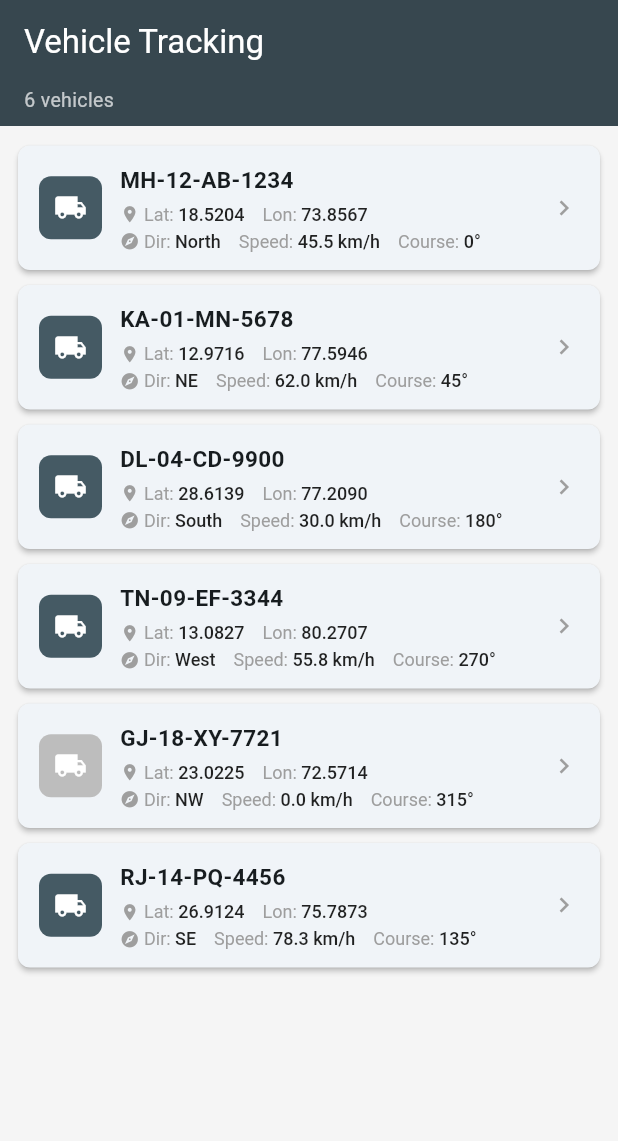
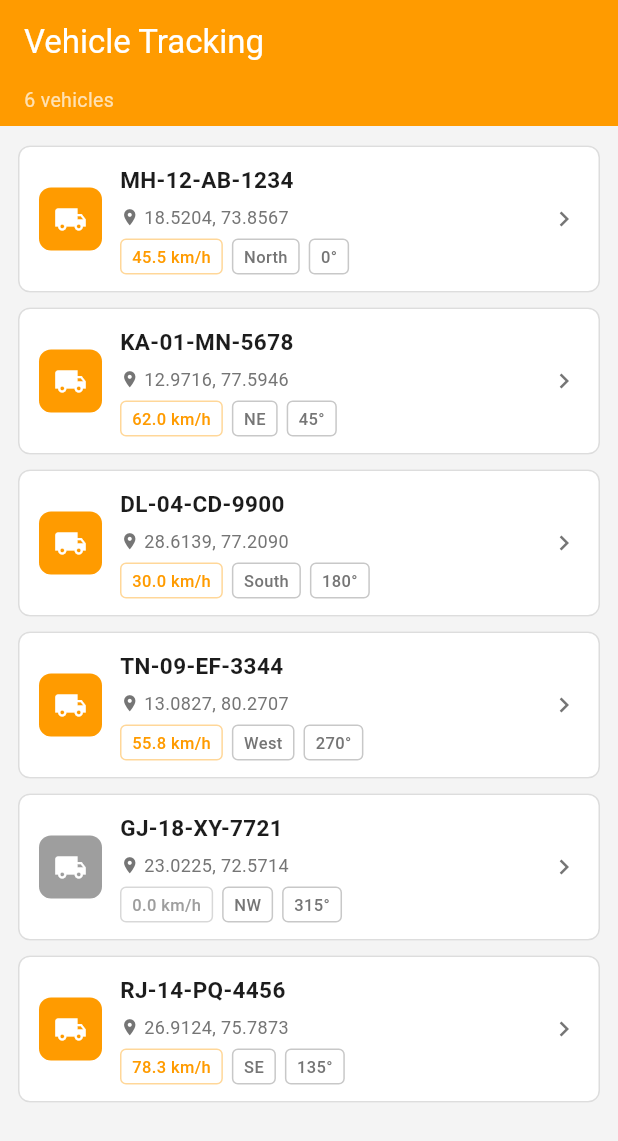
Before and after one commit to pallabmondal27112004/vehicle_tracker, a Flutter app: the screen it shows after launch, on a phone screen of 412 x 824 dp. Shown: the top 1141 px of the screen. Run offline on Flutter 3.47's test engine with Material 3 defaults, Android fonts, the phone set to English and light mode, and no system bars; our stand-ins replace dio, flutter_local_notifications, google_maps_flutter, shared_preferences; missing offline and left inert: workmanager.

Commit message:
done work

```diff
--- /dev/null
+++ b/lib/core/theme/app_colors.dart
@@ -0,0 +1,20 @@
+import 'package:flutter/material.dart';
+
+class AppColors {
+  AppColors._();
+
+  static const Color primary = Color(0xFFFF9B00);
+  static const Color brightYellow = Color(0xFFFFE100);
+  static const Color goldenYellow = Color(0xFFFFC900);
+  static const Color oliveYellow = Color(0xFFEBE389);
+
+  static const Color background = Color(0xFFF4F4F4);
+  static const Color surface = Color(0xFFFFFFFF);
+  static const Color border = Color(0xFFDDDDDD);
+
+  static const Color textPrimary = Color(0xFF1C1C1C);
+  static const Color textSecondary = Color(0xFF757575);
+
+  static const Color moving = Color(0xFF43A047);
+  static const Color parked = Color(0xFF9E9E9E);
+}
--- /dev/null
+++ b/lib/core/theme/app_theme.dart
@@ -0,0 +1,37 @@
+import 'package:flutter/material.dart';
+import 'app_colors.dart';
+
+class AppTheme {
+  AppTheme._();
+
+  static ThemeData get theme => ThemeData(
+    useMaterial3: true,
+    scaffoldBackgroundColor: AppColors.background,
+    colorScheme: ColorScheme.fromSeed(
+      seedColor: AppColors.primary,
+      primary: AppColors.primary,
+      surface: AppColors.surface,
+    ),
+    appBarTheme: const AppBarTheme(
+      backgroundColor: AppColors.primary,
+      foregroundColor: Colors.white,
+      elevation: 0,
+      centerTitle: false,
+    ),
+    cardTheme: CardThemeData(
+      elevation: 0,
+      color: AppColors.surface,
+      shape: RoundedRectangleBorder(
+        borderRadius: BorderRadius.circular(8),
+        side: const BorderSide(color: AppColors.border),
+      ),
+    ),
+    elevatedButtonTheme: ElevatedButtonThemeData(
+      style: ElevatedButton.styleFrom(
+        backgroundColor: AppColors.primary,
+        foregroundColor: Colors.white,
+        padding: const EdgeInsets.symmetric(horizontal: 24, vertical: 12),
+      ),
+    ),
+  );
+}
--- a/lib/features/vehicle_tracking/presentation/screens/vehicle_tracking_screen.dart
+++ b/lib/features/vehicle_tracking/presentation/screens/vehicle_tracking_screen.dart
@@ -3,6 +3,7 @@ import 'package:google_maps_flutter/google_maps_flutter.dart';
 import 'package:provider/provider.dart';
 
 import '../../../../core/constants/app_constants.dart';
+import '../../../../core/theme/app_colors.dart';
 import '../../../../models/vehicle.dart';
 import '../../data/datasources/tracking_mock_datasource.dart';
 import '../../data/datasources/tracking_remote_datasource.dart';
@@ -38,11 +39,8 @@ class VehicleTrackingScreen extends StatelessWidget {
         vehicleId: vehicle.id,
       ),
       child: Scaffold(
-        backgroundColor: Colors.grey[100],
         appBar: AppBar(
           title: Text(vehicle.vehicleNumber),
-          backgroundColor: Colors.blueGrey[800],
-          foregroundColor: Colors.white,
           actions: [
             // Toggle button — visible in AppBar so it's always reachable
             Consumer<TrackingProvider>(
@@ -50,7 +48,9 @@ class VehicleTrackingScreen extends StatelessWidget {
                 final active = provider.isTrackingActive;
                 return IconButton(
                   icon: Icon(
-                    active ? Icons.pause_circle_outline : Icons.play_circle_outline,
+                    active
+                        ? Icons.pause_circle_outline
+                        : Icons.play_circle_outline,
                   ),
                   tooltip: active ? 'Stop Tracking' : 'Resume Tracking',
                   onPressed: () {
@@ -119,14 +119,20 @@ class _ErrorView extends StatelessWidget {
         child: Column(
           mainAxisSize: MainAxisSize.min,
           children: [
-            Icon(Icons.signal_wifi_connected_no_internet_4,
-                size: 56, color: Colors.grey[400]),
+            Icon(
+              Icons.signal_wifi_connected_no_internet_4,
+              size: 56,
+              color: Colors.grey[400],
+            ),
             const SizedBox(height: 16),
             Text(
               message,
               textAlign: TextAlign.center,
               style: TextStyle(
-                  fontSize: 14, color: Colors.grey[600], height: 1.5),
+                fontSize: 14,
+                color: Colors.grey[600],
+                height: 1.5,
+              ),
             ),
             const SizedBox(height: 24),
             ElevatedButton.icon(
@@ -136,8 +142,10 @@ class _ErrorView extends StatelessWidget {
               style: ElevatedButton.styleFrom(
                 backgroundColor: Colors.blueGrey[700],
                 foregroundColor: Colors.white,
-                padding:
-                    const EdgeInsets.symmetric(horizontal: 24, vertical: 12),
+                padding: const EdgeInsets.symmetric(
+                  horizontal: 24,
+                  vertical: 12,
+                ),
               ),
             ),
           ],
@@ -164,8 +172,7 @@ class _MapView extends StatelessWidget {
         position: currentPos,
         infoWindow: InfoWindow(
           title: vehicle.vehicleNumber,
-          snippet:
-              '${data.speed.toStringAsFixed(1)} km/h · ${data.direction}',
+          snippet: '${data.speed.toStringAsFixed(1)} km/h · ${data.direction}',
         ),
       ),
     };
@@ -175,7 +182,7 @@ class _MapView extends StatelessWidget {
             Polyline(
               polylineId: const PolylineId('route'),
               points: provider.routePoints,
-              color: Colors.blueGrey,
+              color: AppColors.primary,
               width: 4,
               startCap: Cap.roundCap,
               endCap: Cap.roundCap,
@@ -183,14 +190,17 @@ class _MapView extends StatelessWidget {
           }
         : <Polyline>{};
 
-    return Column(
+    return SafeArea(
+      child: Column(
         children: [
           Expanded(
             child: Stack(
               children: [
                 GoogleMap(
-                initialCameraPosition:
-                    CameraPosition(target: currentPos, zoom: 15),
+                  initialCameraPosition: CameraPosition(
+                    target: currentPos,
+                    zoom: 15,
+                  ),
                   markers: markers,
                   polylines: polylines,
                   onMapCreated: provider.onMapCreated,
@@ -209,6 +219,7 @@ class _MapView extends StatelessWidget {
           ),
           VehicleInfoCard(data: data),
         ],
+      ),
     );
   }
 }
@@ -224,8 +235,8 @@ class _TrackingBadge extends StatelessWidget {
       padding: const EdgeInsets.symmetric(horizontal: 10, vertical: 5),
       decoration: BoxDecoration(
         color: isActive
-            ? Colors.green.shade700.withValues(alpha: 0.9)
-            : Colors.grey.shade700.withValues(alpha: 0.9),
+            ? AppColors.moving.withValues(alpha: 0.92)
+            : AppColors.parked.withValues(alpha: 0.92),
         borderRadius: BorderRadius.circular(20),
       ),
       child: Row(
--- a/lib/features/vehicle_tracking/presentation/widgets/vehicle_info_card.dart
+++ b/lib/features/vehicle_tracking/presentation/widgets/vehicle_info_card.dart
@@ -1,4 +1,5 @@
 import 'package:flutter/material.dart';
+import '../../../../core/theme/app_colors.dart';
 import '../../data/models/tracking_data.dart';
 
 class VehicleInfoCard extends StatelessWidget {
@@ -6,25 +7,29 @@ class VehicleInfoCard extends StatelessWidget {
 
   const VehicleInfoCard({super.key, required this.data});
 
+  String _formatTime(DateTime dt) {
+    final h = dt.hour.toString().padLeft(2, '0');
+    final m = dt.minute.toString().padLeft(2, '0');
+    final s = dt.second.toString().padLeft(2, '0');
+    return '$h:$m:$s';
+  }
+
   @override
   Widget build(BuildContext context) {
     final isMoving = data.speed > 0;
 
     return Container(
-      decoration: BoxDecoration(
-        color: Colors.white,
-        borderRadius: const BorderRadius.vertical(top: Radius.circular(16)),
-        boxShadow: [
-          BoxShadow(
-            color: Colors.black.withValues(alpha: 0.1),
-            blurRadius: 10,
-            offset: const Offset(0, -3),
+      decoration: const BoxDecoration(
+        color: AppColors.surface,
+        border: Border(top: BorderSide(color: AppColors.border)),
       ),
-        ],
-      ),
-      padding: const EdgeInsets.fromLTRB(20, 16, 20, 28),
       child: Column(
         mainAxisSize: MainAxisSize.min,
+        children: [
+          Container(height: 3, color: AppColors.primary),
+          Padding(
+            padding: const EdgeInsets.fromLTRB(16, 12, 16, 20),
+            child: Column(
               crossAxisAlignment: CrossAxisAlignment.start,
               children: [
                 Row(
@@ -32,15 +37,16 @@ class VehicleInfoCard extends StatelessWidget {
                     Text(
                       data.vehicleNumber,
                       style: const TextStyle(
-                  fontSize: 16,
+                        fontSize: 15,
                         fontWeight: FontWeight.w700,
+                        color: AppColors.textPrimary,
                       ),
                     ),
                     const Spacer(),
                     _StatusBadge(isMoving: isMoving),
                   ],
                 ),
-          const SizedBox(height: 14),
+                const SizedBox(height: 12),
                 Row(
                   children: [
                     _InfoTile(label: 'Speed', value: '${data.speed.toStringAsFixed(1)} km/h'),
@@ -49,12 +55,36 @@ class VehicleInfoCard extends StatelessWidget {
                   ],
                 ),
                 const SizedBox(height: 10),
+                const Divider(color: AppColors.border, height: 1),
+                const SizedBox(height: 10),
                 Row(
                   children: [
                     _InfoTile(label: 'Latitude', value: data.latitude.toStringAsFixed(5)),
                     _InfoTile(label: 'Longitude', value: data.longitude.toStringAsFixed(5)),
-              const Expanded(child: SizedBox()),
+                    Expanded(
+                      child: Column(
+                        crossAxisAlignment: CrossAxisAlignment.start,
+                        children: [
+                          const Text(
+                            'Updated',
+                            style: TextStyle(fontSize: 11, color: AppColors.textSecondary),
+                          ),
+                          const SizedBox(height: 3),
+                          Text(
+                            _formatTime(data.timestamp),
+                            style: const TextStyle(
+                              fontSize: 13,
+                              fontWeight: FontWeight.w600,
+                              color: AppColors.textPrimary,
+                            ),
+                          ),
                         ],
+                      ),
+                    ),
+                  ],
+                ),
+              ],
+            ),
           ),
         ],
       ),
@@ -69,10 +99,11 @@ class _StatusBadge extends StatelessWidget {
 
   @override
   Widget build(BuildContext context) {
+    final color = isMoving ? AppColors.moving : AppColors.parked;
     return Container(
       padding: const EdgeInsets.symmetric(horizontal: 10, vertical: 4),
       decoration: BoxDecoration(
-        color: isMoving ? Colors.green.shade50 : Colors.grey.shade100,
+        border: Border.all(color: color.withValues(alpha: 0.5)),
         borderRadius: BorderRadius.circular(4),
       ),
       child: Text(
@@ -80,7 +111,7 @@ class _StatusBadge extends StatelessWidget {
         style: TextStyle(
           fontSize: 12,
           fontWeight: FontWeight.w500,
-          color: isMoving ? Colors.green.shade700 : Colors.grey.shade600,
+          color: color,
         ),
       ),
     );
@@ -101,7 +132,7 @@ class _InfoTile extends StatelessWidget {
         children: [
           Text(
             label,
-            style: const TextStyle(fontSize: 11, color: Colors.grey),
+            style: const TextStyle(fontSize: 11, color: AppColors.textSecondary),
           ),
           const SizedBox(height: 3),
           Text(
@@ -109,6 +140,7 @@ class _InfoTile extends StatelessWidget {
             style: const TextStyle(
               fontSize: 13,
               fontWeight: FontWeight.w600,
+              color: AppColors.textPrimary,
             ),
           ),
         ],
--- a/lib/main.dart
+++ b/lib/main.dart
@@ -3,6 +3,7 @@ import 'package:provider/provider.dart';
 
 import 'core/services/background_task_service.dart';
 import 'core/services/notification_service.dart';
+import 'core/theme/app_theme.dart';
 import 'providers/dashboard_provider.dart';
 import 'screens/dashboard_screen.dart';
 
@@ -24,12 +25,9 @@ class VehicleTrackingApp extends StatelessWidget {
     return MultiProvider(
       providers: [ChangeNotifierProvider(create: (_) => DashboardProvider())],
       child: MaterialApp(
-        title: 'Vehicle Tracking',
+        title: 'TrackNova',
         debugShowCheckedModeBanner: false,
-        theme: ThemeData(
-          colorScheme: ColorScheme.fromSeed(seedColor: Colors.blueGrey),
-          useMaterial3: true,
-        ),
+        theme: AppTheme.theme,
         home: const DashboardScreen(),
       ),
     );
--- a/lib/screens/dashboard_screen.dart
+++ b/lib/screens/dashboard_screen.dart
@@ -13,11 +13,8 @@ class DashboardScreen extends StatelessWidget {
     final vehicles = provider.vehicles;
 
     return Scaffold(
-      backgroundColor: Colors.grey[100],
       appBar: AppBar(
         title: const Text('Vehicle Tracking'),
-        backgroundColor: Colors.blueGrey[800],
-        foregroundColor: Colors.white,
         bottom: PreferredSize(
           preferredSize: const Size.fromHeight(28),
           child: Padding(
@@ -34,7 +31,8 @@ class DashboardScreen extends StatelessWidget {
       ),
       body: vehicles.isEmpty
           ? const Center(child: Text('No vehicles found.'))
-          : ListView.builder(
+          : SafeArea(
+              child: ListView.builder(
                 padding: const EdgeInsets.symmetric(vertical: 8),
                 itemCount: vehicles.length,
                 itemBuilder: (context, index) {
@@ -45,13 +43,15 @@ class DashboardScreen extends StatelessWidget {
                       Navigator.push(
                         context,
                         MaterialPageRoute(
-                        builder: (_) => VehicleTrackingScreen(vehicle: vehicle),
+                          builder: (_) =>
+                              VehicleTrackingScreen(vehicle: vehicle),
                         ),
                       );
                     },
                   );
                 },
               ),
+            ),
     );
   }
 }
--- a/lib/widgets/vehicle_list_item.dart
+++ b/lib/widgets/vehicle_list_item.dart
@@ -1,4 +1,5 @@
 import 'package:flutter/material.dart';
+import '../core/theme/app_colors.dart';
 import '../models/vehicle.dart';
 
 class VehicleListItem extends StatelessWidget {
@@ -17,8 +18,6 @@ class VehicleListItem extends StatelessWidget {
 
     return Card(
       margin: const EdgeInsets.symmetric(horizontal: 12, vertical: 5),
-      elevation: 1.5,
-      shape: RoundedRectangleBorder(borderRadius: BorderRadius.circular(8)),
       child: InkWell(
         onTap: onTap,
         borderRadius: BorderRadius.circular(8),
@@ -37,23 +36,50 @@ class VehicleListItem extends StatelessWidget {
                       style: const TextStyle(
                         fontWeight: FontWeight.w600,
                         fontSize: 15,
+                        color: AppColors.textPrimary,
                       ),
                     ),
                     const SizedBox(height: 6),
-                    _CoordRow(
-                      latitude: vehicle.latitude,
-                      longitude: vehicle.longitude,
+                    Row(
+                      children: [
+                        const Icon(
+                          Icons.location_on,
+                          size: 13,
+                          color: AppColors.textSecondary,
+                        ),
+                        const SizedBox(width: 3),
+                        Text(
+                          '${vehicle.latitude.toStringAsFixed(4)}, ${vehicle.longitude.toStringAsFixed(4)}',
+                          style: const TextStyle(
+                            fontSize: 12,
+                            color: AppColors.textSecondary,
+                          ),
+                        ),
+                      ],
                     ),
-                    const SizedBox(height: 4),
-                    _StatsRow(
-                      direction: vehicle.direction,
-                      speed: vehicle.speed,
-                      course: vehicle.course,
+                    const SizedBox(height: 6),
+                    Row(
+                      children: [
+                        _Chip(
+                          label: '${vehicle.speed.toStringAsFixed(1)} km/h',
+                          color: isMoving ? AppColors.primary : AppColors.parked,
+                        ),
+                        const SizedBox(width: 6),
+                        _Chip(
+                          label: vehicle.direction,
+                          color: AppColors.textSecondary,
+                        ),
+                        const SizedBox(width: 6),
+                        _Chip(
+                          label: '${vehicle.course.toStringAsFixed(0)}°',
+                          color: AppColors.textSecondary,
+                        ),
+                      ],
                     ),
                   ],
                 ),
               ),
-              const Icon(Icons.chevron_right, color: Colors.grey, size: 20),
+              const Icon(Icons.chevron_right, color: AppColors.textSecondary, size: 20),
             ],
           ),
         ),
@@ -73,7 +99,7 @@ class _VehicleIcon extends StatelessWidget {
       width: 42,
       height: 42,
       decoration: BoxDecoration(
-        color: isMoving ? Colors.blueGrey[700] : Colors.grey[400],
+        color: isMoving ? AppColors.primary : AppColors.parked,
         borderRadius: BorderRadius.circular(8),
       ),
       child: const Icon(Icons.local_shipping, color: Colors.white, size: 22),
@@ -81,77 +107,27 @@ class _VehicleIcon extends StatelessWidget {
   }
 }
 
-class _CoordRow extends StatelessWidget {
-  final double latitude;
-  final double longitude;
+class _Chip extends StatelessWidget {
+  final String label;
+  final Color color;
 
-  const _CoordRow({required this.latitude, required this.longitude});
+  const _Chip({required this.label, required this.color});
 
   @override
   Widget build(BuildContext context) {
-    return Row(
-      children: [
-        const Icon(Icons.location_on, size: 13, color: Colors.grey),
-        const SizedBox(width: 3),
-        _Field(label: 'Lat', value: latitude.toStringAsFixed(4)),
-        const SizedBox(width: 12),
-        _Field(label: 'Lon', value: longitude.toStringAsFixed(4)),
-      ],
-    );
-  }
-}
-
-class _StatsRow extends StatelessWidget {
-  final String direction;
-  final double speed;
-  final double course;
-
-  const _StatsRow({
-    required this.direction,
-    required this.speed,
-    required this.course,
-  });
-
-  @override
-  Widget build(BuildContext context) {
-    return Row(
-      children: [
-        const Icon(Icons.explore, size: 13, color: Colors.grey),
-        const SizedBox(width: 3),
-        _Field(label: 'Dir', value: direction),
-        const SizedBox(width: 12),
-        _Field(label: 'Speed', value: '${speed.toStringAsFixed(1)} km/h'),
-        const SizedBox(width: 12),
-        _Field(label: 'Course', value: '${course.toStringAsFixed(0)}°'),
-      ],
-    );
-  }
-}
-
-class _Field extends StatelessWidget {
-  final String label;
-  final String value;
-
-  const _Field({required this.label, required this.value});
-
-  @override
-  Widget build(BuildContext context) {
-    return RichText(
-      text: TextSpan(
-        style: const TextStyle(fontSize: 12),
-        children: [
-          TextSpan(
-            text: '$label: ',
-            style: const TextStyle(color: Colors.grey),
-          ),
-          TextSpan(
-            text: value,
-            style: const TextStyle(
-              color: Colors.black87,
-              fontWeight: FontWeight.w500,
-            ),
-          ),
-        ],
+    return Container(
+      padding: const EdgeInsets.symmetric(horizontal: 7, vertical: 3),
+      decoration: BoxDecoration(
+        border: Border.all(color: color.withValues(alpha: 0.4)),
+        borderRadius: BorderRadius.circular(4),
+      ),
+      child: Text(
+        label,
+        style: TextStyle(
+          fontSize: 11,
+          color: color,
+          fontWeight: FontWeight.w500,
+        ),
       ),
     );
   }
```
Also changed, not shown: 9 other files. Lines whose indentation alone changed are shown as unchanged.
